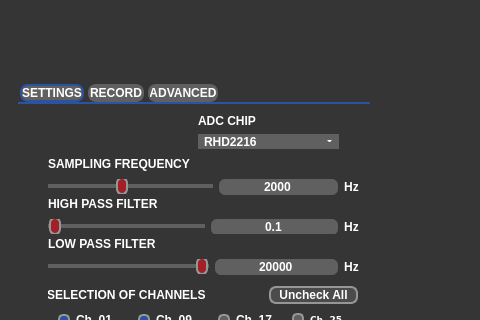
nnc-ufmg/micromap, file src/micromap/interface/interface_gui.ui: the form before one commit; both pictures show x 0 to 480 and y 0 to 320 of the 1188 by 722 pixel window.
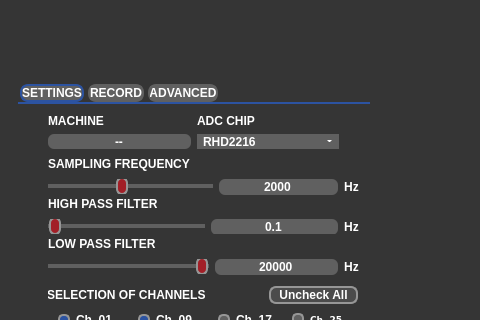
The form after the commit. Icons and pictures are not drawn. Custom widgets are drawn as their Qt base class.

```diff
--- a/src/micromap/interface/interface_gui.ui
+++ b/src/micromap/interface/interface_gui.ui
@@ -483,9 +483,9 @@
             <widget class="QWidget" name="gridLayoutWidget_6">
              <property name="geometry">
               <rect>
-               <x>150</x>
+               <x>0</x>
                <y>0</y>
-               <width>141</width>
+               <width>291</width>
                <height>35</height>
               </rect>
              </property>
@@ -546,6 +546,44 @@
                 </property>
                </widget>
               </item>
+              <item row="1" column="0">
+               <widget class="QLineEdit" name="machine_lineedit">
+                <property name="sizePolicy">
+                 <sizepolicy hsizetype="Preferred" vsizetype="Preferred">
+                  <horstretch>0</horstretch>
+                  <verstretch>0</verstretch>
+                 </sizepolicy>
+                </property>
+                <property name="text">
+                 <string notr="true">--</string>
+                </property>
+                <property name="alignment">
+                 <set>Qt::AlignCenter</set>
+                </property>
+                <property name="dragEnabled">
+                 <bool>false</bool>
+                </property>
+                <property name="readOnly">
+                 <bool>true</bool>
+                </property>
+               </widget>
+              </item>
+              <item row="0" column="0">
+               <widget class="QLabel" name="label_31">
+                <property name="enabled">
+                 <bool>true</bool>
+                </property>
+                <property name="toolTip">
+                 <string>&lt;html&gt;&lt;head/&gt;&lt;body&gt;&lt;p&gt;Select the chip that will convert the analog signals to digital.&lt;/p&gt;&lt;/body&gt;&lt;/html&gt;</string>
+                </property>
+                <property name="text">
+                 <string notr="true">MACHINE</string>
+                </property>
+                <property name="alignment">
+                 <set>Qt::AlignLeading|Qt::AlignLeft|Qt::AlignVCenter</set>
+                </property>
+               </widget>
+              </item>
              </layout>
             </widget>
            </widget>
```
